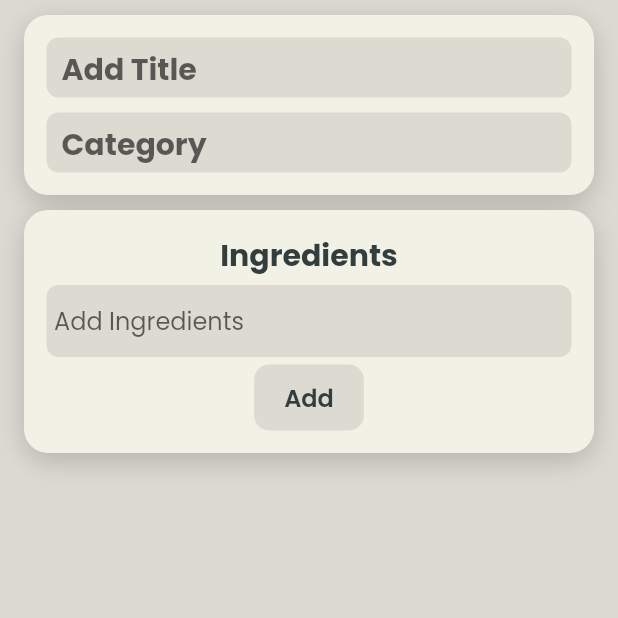
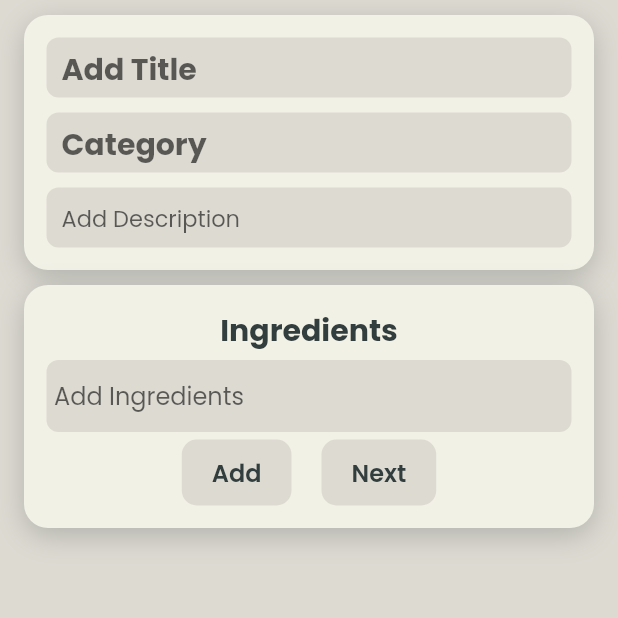
Before and after one commit to clarence00/letmecook, a Flutter app: the PostPage screen opened directly, on a phone screen of 412 x 824 dp, the top half of it. Run offline on Flutter 3.47's test engine with Material 2 defaults, Android fonts, the phone set to English and light mode, and no system bars; our stand-ins replace cloud_firestore, file_picker, firebase_auth, firebase_core, firebase_storage, flutter_animate and 4 more; missing offline and left inert: image_picker_web; accounts and stored records are empty.

Commit message:
Added description box

```diff
--- a/lib/pages/post_page.dart
+++ b/lib/pages/post_page.dart
@@ -22,7 +22,7 @@ class _PostPageState extends State<PostPage> {
   final bool hasImage = true;
   final _controllerTitle = TextEditingController();
   final _controllerCategory = TextEditingController();
-  final _controllerIngredients = TextEditingController();
+  final _controllerDescriptions = TextEditingController();
   List<TextEditingController> ingredientControllers = [TextEditingController()];
 
   void postMessage() {
@@ -70,11 +70,20 @@ class _PostPageState extends State<PostPage> {
                         size: 20,
                         hintText: 'Category',
                       ),
+                    ),
+                    //description box
+                    Container(
+                      margin: const EdgeInsets.only(top: 10),
+                      child: StyledTextbox(
+                          controller: _controllerDescriptions,
+                          weight: FontWeight.w400,
+                          size: 15,
+                          hintText: 'Add Description'),
                     )
                   ],
                 ),
               ),
-              // Ingredients Div
+              // Ingredients Div --------------------------------------------------------
               Container(
                 margin:
                     const EdgeInsets.symmetric(horizontal: 16, vertical: 10),
@@ -164,10 +173,14 @@ class _PostPageState extends State<PostPage> {
                     ),
 
                     // Add more button
+                    Row(
+                      mainAxisAlignment: MainAxisAlignment.center,
+                      children: [
                         GestureDetector(
                           onTap: () {
                             setState(() {
-                          ingredientControllers.add(TextEditingController());
+                              ingredientControllers
+                                  .add(TextEditingController());
                             });
                           },
                           child: Container(
@@ -185,6 +198,27 @@ class _PostPageState extends State<PostPage> {
                             ),
                           ),
                         ),
+                        const SizedBox(
+                          width: 20,
+                        ),
+                        GestureDetector(
+                          child: Container(
+                            padding: const EdgeInsets.symmetric(
+                                horizontal: 20, vertical: 10),
+                            decoration: BoxDecoration(
+                              color: AppColors.background,
+                              borderRadius: BorderRadius.circular(10),
+                            ),
+                            child: const StyledText(
+                              text: 'Next',
+                              size: 16,
+                              weight: FontWeight.w600,
+                              color: AppColors.dark,
+                            ),
+                          ),
+                        )
+                      ],
+                    )
                   ],
                 ),
               )
```
Also changed, not shown: lib/pages/login_page.dart (+6 -6 lines). Lines whose indentation alone changed are shown as unchanged.
